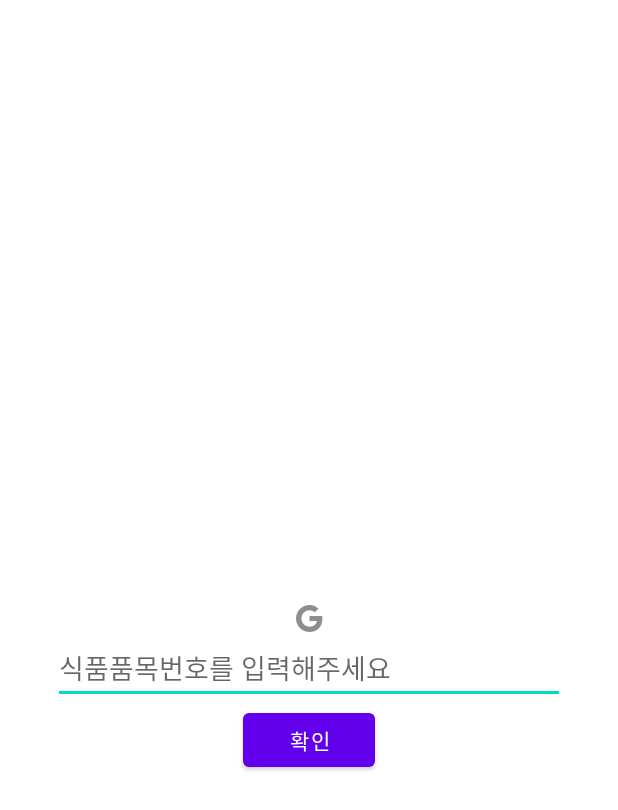
After one commit to samgashyeong/MoconMCS, an Android app: the FoodNumInput screen opened directly, with no data from a screen before it, on a phone screen of 412 x 824 dp. The commit adds this screen. Shown: the top 810 px of the screen. Run offline under Robolectric (Android 15) with nearby library versions, the phone set to English and light mode, and no system bars; our stand-ins replace data binding.

Commit message:
FoodNumInput Add

```diff
--- /dev/null
+++ b/app/src/main/java/com/example/moconmcs/FoodNumInput.kt
@@ -0,0 +1,22 @@
+package com.example.moconmcs
+
+import android.content.Intent
+import androidx.appcompat.app.AppCompatActivity
+import android.os.Bundle
+import androidx.databinding.DataBindingUtil
+import com.example.moconmcs.databinding.ActivityFoodNumInputBinding
+
+class FoodNumInput : AppCompatActivity() {
+    private lateinit var binding: ActivityFoodNumInputBinding
+    override fun onCreate(savedInstanceState: Bundle?) {
+        super.onCreate(savedInstanceState)
+        setContentView(R.layout.activity_food_num_input)
+        binding = DataBindingUtil.setContentView(this, R.layout.activity_food_num_input)
+
+        binding.btn1.setOnClickListener {
+            startActivity(Intent(this, FoodResultLoding::class.java)
+                .putExtra("Etname", binding.EtFoodNum.text.toString()))
+            finish()
+        }
+    }
+}
--- /dev/null
+++ b/app/src/main/res/layout/activity_food_num_input.xml
@@ -0,0 +1,42 @@
+<?xml version="1.0" encoding="utf-8"?>
+<layout>
+    <androidx.constraintlayout.widget.ConstraintLayout xmlns:android="http://schemas.android.com/apk/res/android"
+        xmlns:app="http://schemas.android.com/apk/res-auto"
+        xmlns:tools="http://schemas.android.com/tools"
+        android:layout_width="match_parent"
+        android:layout_height="match_parent"
+        tools:context=".FoodNumInput">
+
+        <ImageView
+            android:id="@+id/IvFoodNum"
+            android:layout_width="wrap_content"
+            android:layout_height="wrap_content"
+            android:src="@drawable/googleg_disabled_color_18"
+            app:layout_constraintBottom_toBottomOf="parent"
+            app:layout_constraintEnd_toEndOf="parent"
+            app:layout_constraintStart_toStartOf="parent"
+            app:layout_constraintTop_toTopOf="parent" />
+
+        <EditText
+            android:id="@+id/EtFoodNum"
+            android:layout_width="wrap_content"
+            android:layout_height="wrap_content"
+            android:ems="16"
+            android:hint="식품품목번호를 입력해주세요"
+            app:layout_constraintEnd_toEndOf="parent"
+            app:layout_constraintStart_toStartOf="parent"
+            app:layout_constraintTop_toBottomOf="@+id/IvFoodNum" />
+
+        <Button
+            android:id="@+id/btn1"
+            android:layout_width="wrap_content"
+            android:layout_height="wrap_content"
+            android:text="확인"
+            app:layout_constraintEnd_toEndOf="parent"
+            app:layout_constraintStart_toStartOf="parent"
+            app:layout_constraintTop_toBottomOf="@+id/EtFoodNum" />
+
+
+
+    </androidx.constraintlayout.widget.ConstraintLayout>
+</layout>
```
Also changed, not shown: app/src/main/AndroidManifest.xml (+3 -5 lines), app/src/main/java/com/example/moconmcs/FoodResultLoding.kt (+12 -6 lines), app/src/main/java/com/example/moconmcs/MainActivity.kt (+8 -3 lines).
